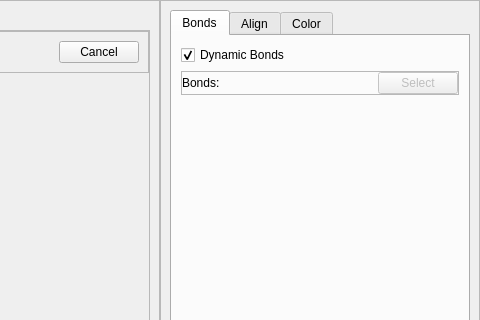
fonsecag/FFAST, file UI/uiFiles/loupe.ui: the form before one commit; both pictures show x 464 to 944 and y 0 to 320 of the 944 by 1044 pixel window.
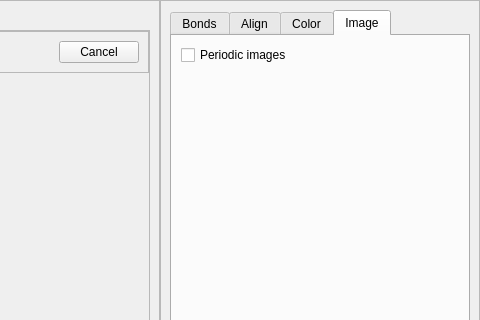
The form after the commit.

Commit message: Loupe periodic images 1

What changed in the file:
```diff
--- a/UI/uiFiles/loupe.ui
+++ b/UI/uiFiles/loupe.ui
@@ -361,7 +361,7 @@
          </size>
         </property>
         <property name="currentIndex">
-         <number>0</number>
+         <number>3</number>
         </property>
         <widget class="QWidget" name="bondsTab">
          <attribute name="title">
@@ -588,6 +588,33 @@
           </item>
          </layout>
         </widget>
+        <widget class="QWidget" name="imageTab">
+         <attribute name="title">
+          <string>Image</string>
+         </attribute>
+         <layout class="QVBoxLayout" name="verticalLayout_6">
+          <item>
+           <widget class="QCheckBox" name="checkBox">
+            <property name="text">
+             <string>Periodic images</string>
+            </property>
+           </widget>
+          </item>
+          <item>
+           <spacer name="verticalSpacer_4">
+            <property name="orientation">
+             <enum>Qt::Vertical</enum>
+            </property>
+            <property name="sizeHint" stdset="0">
+             <size>
+              <width>20</width>
+              <height>40</height>
+             </size>
+            </property>
+           </spacer>
+          </item>
+         </layout>
+        </widget>
        </widget>
       </item>
      </layout>
```
The commit also changes 4 other files.
